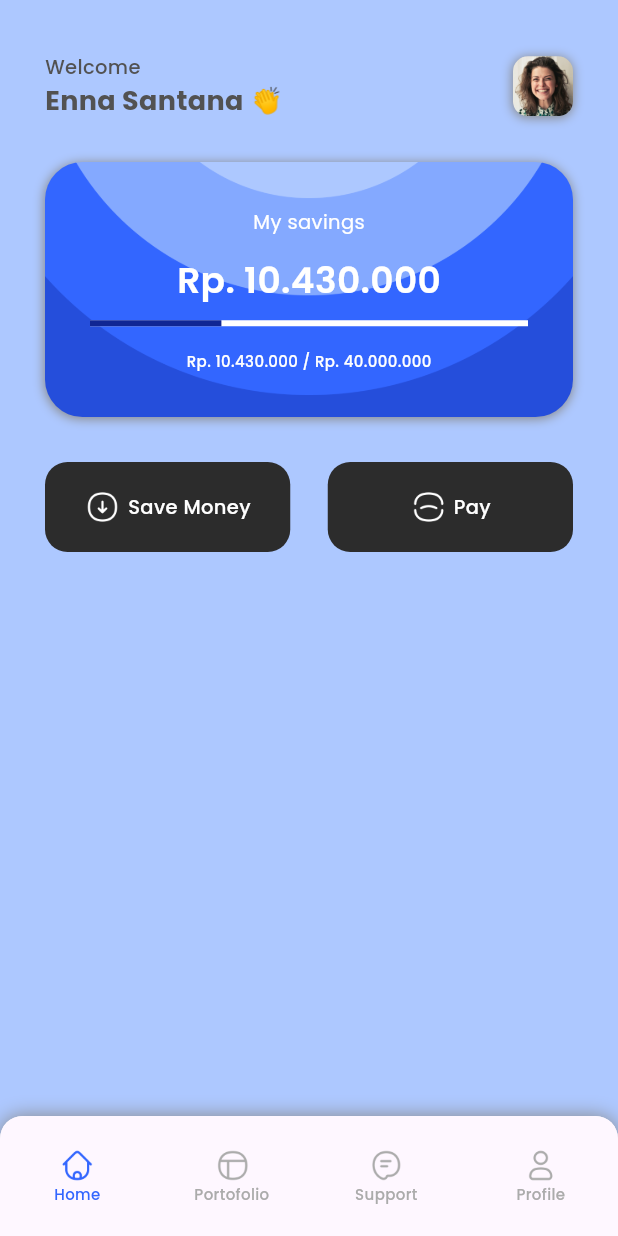
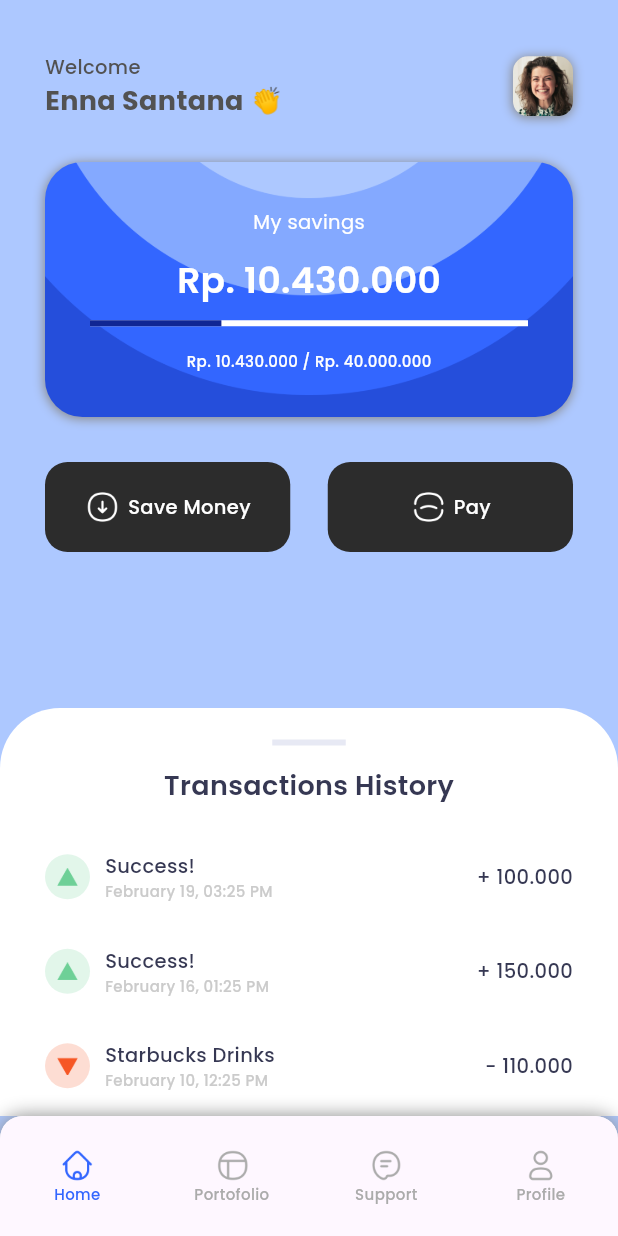
Before and after one commit to BKIlham/21102171_ti3_ppb2324-2, a Flutter app: the MainPage screen opened by its route, on a phone screen of 412 x 824 dp. Run offline on Flutter 3.47's test engine with Material 3 defaults, Android fonts, the phone set to English and light mode, and no system bars; drawn by our look-alikes of percent_indicator; our stand-ins replace bloc, equatable, flutter_bloc, google_fonts.

Commit message:
49. Scrollablesheet Transactions History

```diff
--- a/saving_app (Pertemuan 6-7)/saving_app/lib/pages/home/home_page.dart
+++ b/saving_app (Pertemuan 6-7)/saving_app/lib/pages/home/home_page.dart
@@ -133,6 +133,80 @@ class HomePage extends StatelessWidget {
                 ],
               ),
             ),
+            Container(
+              margin: EdgeInsets.only(top: 200),
+              child: DraggableScrollableSheet(
+                  builder: (context, ScrollController) {
+                return Container(
+                  decoration: BoxDecoration(
+                      color: kWhite,
+                      borderRadius:
+                          BorderRadius.vertical(top: Radius.circular(40))),
+                  padding: const EdgeInsets.only(
+                    left: 30,
+                    right: 30,
+                    top: 21,
+                  ),
+                  child: Stack(
+                    children: [
+                      Container(
+                        margin: EdgeInsets.only(top: 14 + 4),
+                        child: SingleChildScrollView(
+                          controller: ScrollController,
+                          child: Column(
+                            children: [
+                              Center(
+                                child: Text(
+                                  'Transactions History',
+                                  style: kHeading6.copyWith(
+                                      color: kLuckyBlue,
+                                      fontWeight: FontWeight.w600),
+                                ),
+                              ),
+                              SizedBox(
+                                height: 31,
+                              ),
+                              _transactionList(
+                                  kTreeGreen.withOpacity(0.2),
+                                  'assets/icons/triangle-up.png',
+                                  'Success!',
+                                  'February 19, 03:25 PM',
+                                  '+ 100.000'),
+                              _transactionList(
+                                  kTreeGreen.withOpacity(0.2),
+                                  'assets/icons/triangle-up.png',
+                                  'Success!',
+                                  'February 16, 01:25 PM',
+                                  '+ 150.000'),
+                              _transactionList(
+                                  kOrange.withOpacity(0.2),
+                                  'assets/icons/triangle-down.png',
+                                  'Starbucks Drinks',
+                                  'February 10, 12:25 PM',
+                                  '- 110.000'),
+                              _transactionList(
+                                  kOrange.withOpacity(0.2),
+                                  'assets/icons/triangle-down.png',
+                                  'Payment Invest',
+                                  'February 5, 11:05 PM',
+                                  '- 130.000'),
+                            ],
+                          ),
+                        ),
+                      ),
+                      Align(
+                        alignment: Alignment.topCenter,
+                        child: Container(
+                          height: 4,
+                          width: 49,
+                          color: kEgyptianBlue.withOpacity(0.1),
+                        ),
+                      )
+                    ],
+                  ),
+                );
+              }),
+            )
           ],
         ),
       ),
@@ -168,18 +242,14 @@ class HomePage extends StatelessWidget {
               ),
               Text(
                 sub,
-                style: kCaption.copyWith(
-                  color: kLightGray,
-                ),
-              )
+                style: kCaption.copyWith(color: kLightGray),
+              ),
             ],
           ),
           Spacer(),
           Text(
             amount,
-            style: kBody1.copyWith(
-              color: kLuckyBlue,
-            ),
+            style: kBody1.copyWith(color: kLuckyBlue),
           )
         ],
       ),
```
